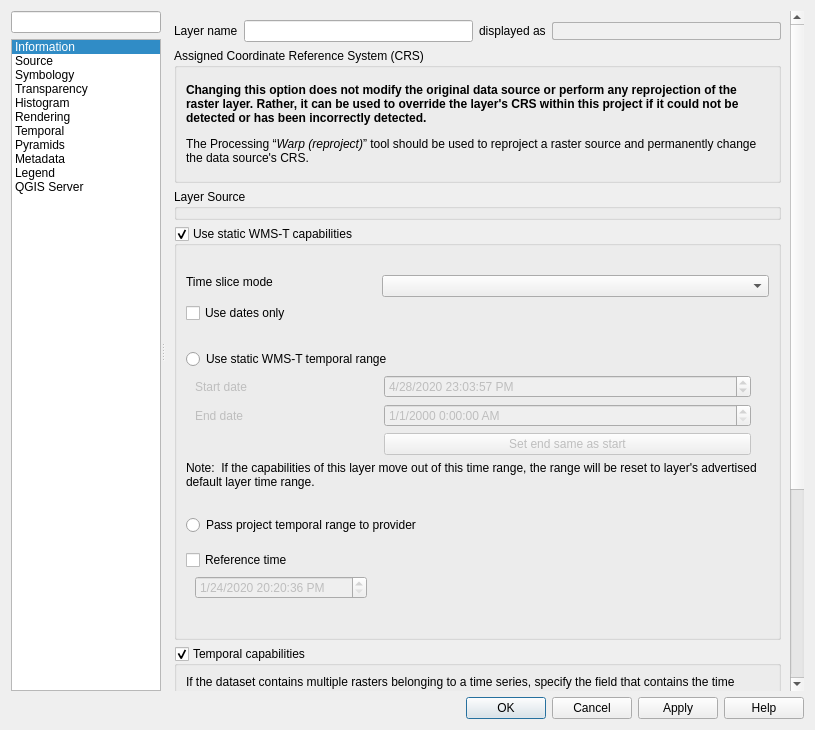
Above: src/ui/qgsrasterlayerpropertiesbase.ui from qgis/QGIS before the change. Below: the same form after it.
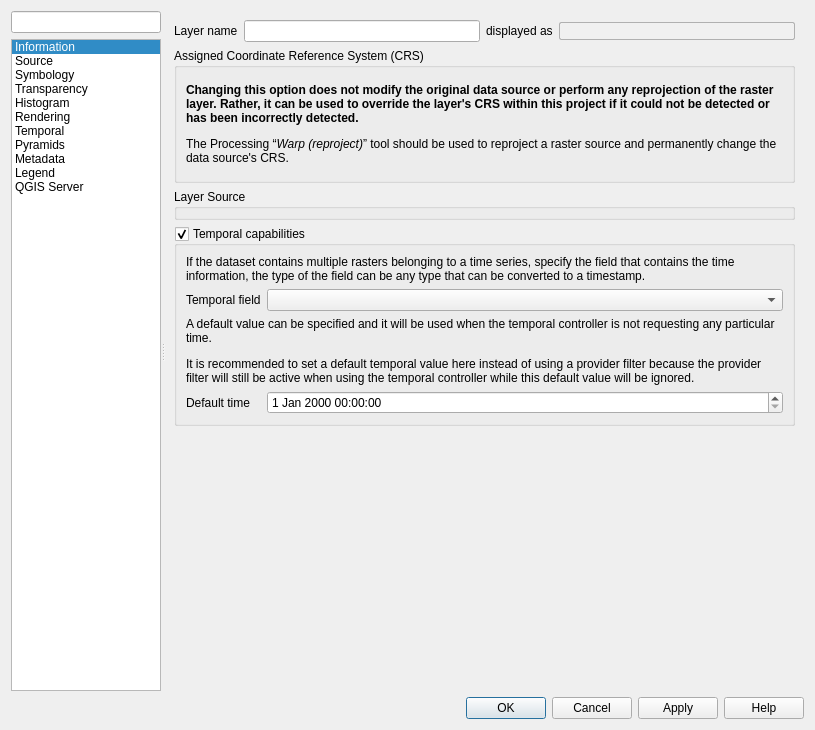
That is the form after the change. Icons and pictures are not drawn. Custom widgets are drawn as their Qt base class.

Commit message:
Move WMS-T specific temporal settings out of QgsRasterLayerProperties and into a temporal subcomponent widget which is created by the wms provider gui metadata
Keeps things much cleaner, and removes a whole bunch of provider
specific logic which doesn't belong in a generic class

What changed in the file:
```diff
--- a/src/ui/qgsrasterlayerpropertiesbase.ui
+++ b/src/ui/qgsrasterlayerpropertiesbase.ui
@@ -302,8 +302,8 @@
                <rect>
                 <x>0</x>
                 <y>0</y>
-                <width>629</width>
-                <height>1109</height>
+                <width>643</width>
+                <height>679</height>
                </rect>
               </property>
               <layout class="QVBoxLayout" name="verticalLayout_7">
@@ -396,262 +396,6 @@
                  </property>
                 </widget>
                </item>
-               <item>
-                <widget class="QGroupBox" name="mWmstGroup">
-                 <property name="enabled">
-                  <bool>true</bool>
-                 </property>
-                 <property name="title">
-                  <string>Use static WMS-T capabilities</string>
-                 </property>
-                 <property name="checkable">
-                  <bool>true</bool>
-                 </property>
-                 <property name="checked">
-                  <bool>true</bool>
-                 </property>
-                 <layout class="QGridLayout" name="gridLayout_15">
-                  <item row="0" column="0" colspan="3">
-                   <widget class="QLabel" name="mLabel">
-                    <property name="text">
-                     <string/>
-                    </property>
-                    <property name="wordWrap">
-                     <bool>true</bool>
-                    </property>
-                   </widget>
-                  </item>
-                  <item row="1" column="1" rowspan="2" colspan="2">
-                   <widget class="QComboBox" name="mFetchModeComboBox"/>
-                  </item>
-                  <item row="3" column="0">
-                   <widget class="QCheckBox" name="mDisableTime">
-                    <property name="text">
-                     <string>Use dates only</string>
-                    </property>
-                   </widget>
-                  </item>
-                  <item row="1" column="0">
-                   <widget class="QLabel" name="label_16">
-                    <property name="text">
-                     <string>Time slice mode</string>
-                    </property>
-                   </widget>
-                  </item>
-                  <item row="8" column="0">
-                   <widget class="QFrame" name="mWmstReferenceTimeFrame">
-                    <property name="enabled">
-                     <bool>false</bool>
-                    </property>
-                    <property name="frameShape">
-                     <enum>QFrame::NoFrame</enum>
-                    </property>
-                    <property name="frameShadow">
-                     <enum>QFrame::Raised</enum>
-                    </property>
-                    <layout class="QGridLayout" name="gridLayout_17">
-                     <property name="topMargin">
-                      <number>0</number>
-                     </property>
-                     <item row="1" column="0">
-                      <widget class="QLabel" name="mReferenceTimeLabel">
-                       <property name="text">
-                        <string/>
-                       </property>
-                      </widget>
-                     </item>
-                     <item row="0" column="0">
-                      <widget class="QgsDateTimeEdit" name="mReferenceDateTimeEdit">
-                       <property name="dateTime">
-                        <datetime>
-                         <hour>20</hour>
-                         <minute>20</minute>
-                         <second>36</second>
-                         <year>2020</year>
-                         <month>1</month>
-                         <day>24</day>
-                        </datetime>
-                       </property>
-                       <property name="date">
-                        <date>
-                         <year>2020</year>
-                         <month>1</month>
-                         <day>24</day>
-                        </date>
-                       </property>
-                       <property name="currentSection">
-                        <enum>QDateTimeEdit::MonthSection</enum>
-                       </property>
-                       <property name="displayFormat">
-                        <string>M/d/yyyy H:mm:ss AP</string>
-                       </property>
-                       <property name="calendarPopup">
-                        <bool>false</bool>
-                       </property>
-                       <property name="timeSpec">
-                        <enum>Qt::UTC</enum>
-                       </property>
-                       <property name="allowNull" stdset="0">
-                        <bool>false</bool>
-                       </property>
-                      </widget>
-                     </item>
-                    </layout>
-                   </widget>
-                  </item>
-                  <item row="4" column="0" colspan="3">
-                   <widget class="QLabel" name="mWmstOptionsLabel">
-                    <property name="text">
-                     <string/>
-                    </property>
-                    <property name="wordWrap">
-                     <bool>true</bool>
-                    </property>
-                   </widget>
-                  </item>
-                  <item row="7" column="0">
-                   <widget class="QCheckBox" name="mReferenceTime">
-                    <property name="text">
-                     <string>Reference time</string>
-                    </property>
-                   </widget>
-                  </item>
-                  <item row="5" column="0" colspan="3">
-                   <widget class="QFrame" name="mWmstOptions">
-                    <property name="frameShape">
-                     <enum>QFrame::NoFrame</enum>
-                    </property>
-                    <property name="frameShadow">
-                     <enum>QFrame::Raised</enum>
-                    </property>
-                    <layout class="QVBoxLayout" name="verticalLayout_22">
-                     <property name="leftMargin">
-                      <number>0</number>
-                     </property>
-                     <property name="topMargin">
-                      <number>0</number>
-                     </property>
-                     <item>
-                      <widget class="QRadioButton" name="mStaticTemporalRange">
-                       <property name="text">
-                        <string>Use static WMS-T temporal range</string>
-                       </property>
-                      </widget>
-                     </item>
-                     <item>
-                      <widget class="QFrame" name="mStaticWmstFrame">
-                       <property name="enabled">
-                        <bool>false</bool>
-                       </property>
-                       <property name="frameShape">
-                        <enum>QFrame::NoFrame</enum>
-                       </property>
-                       <property name="frameShadow">
-                        <enum>QFrame::Raised</enum>
-                       </property>
-                       <layout class="QGridLayout" name="gridLayout_16">
-                        <property name="topMargin">
-                         <number>0</number>
-                        </property>
-                        <property name="bottomMargin">
-                         <number>0</number>
-                        </property>
-                        <item row="2" column="1" colspan="2">
-                         <widget class="QPushButton" name="mSetEndAsStartStaticButton">
-                          <property name="text">
-                           <string>Set end same as start</string>
-                          </property>
-                         </widget>
-                        </item>
-                        <item row="0" column="0">
-                         <widget class="QLabel" name="label_13">
-                          <property name="text">
-                           <string>Start date</string>
-                          </property>
-                         </widget>
-                        </item>
-                        <item row="1" column="1" colspan="2">
-                         <widget class="QgsDateTimeEdit" name="mEndStaticDateTimeEdit">
-                          <property name="displayFormat">
-                           <string>M/d/yyyy H:mm:ss AP</string>
-                          </property>
-                          <property name="timeSpec">
-                           <enum>Qt::UTC</enum>
-                          </property>
-                          <property name="allowNull" stdset="0">
-                           <bool>false</bool>
-                          </property>
-                         </widget>
-                        </item>
-                        <item row="1" column="0">
-                         <widget class="QLabel" name="label_4">
-                          <property name="text">
-                           <string>End date</string>
-                          </property>
-                         </widget>
-                        </item>
-                        <item row="0" column="1" colspan="2">
-                         <widget class="QgsDateTimeEdit" name="mStartStaticDateTimeEdit">
-                          <property name="dateTime">
-                           <datetime>
-                            <hour>23</hour>
-                            <minute>3</minute>
-                            <second>57</second>
-                            <year>2020</year>
-                            <month>4</month>
-                            <day>28</day>
-                           </datetime>
-                          </property>
-                          <property name="currentSection">
-                           <enum>QDateTimeEdit::MonthSection</enum>
-                          </property>
-                          <property name="displayFormat">
-                           <string>M/d/yyyy H:mm:ss AP</string>
-                          </property>
-                          <property name="timeSpec">
-                           <enum>Qt::UTC</enum>
-                          </property>
-                          <property name="allowNull" stdset="0">
-                           <bool>false</bool>
-                          </property>
-                         </widget>
-                        </item>
-                       </layout>
-                      </widget>
-                     </item>
-                     <item>
-                      <widget class="QLabel" name="label_10">
-                       <property name="text">
-                        <string>Note:  If the capabilities of this layer move out of this time range, the range will be reset to layer's advertised  default layer time range.</string>
-                       </property>
-                       <property name="wordWrap">
-                        <bool>true</bool>
-                       </property>
-                      </widget>
-                     </item>
-                     <item>
-                      <widget class="QLabel" name="mProjectTemporalRangeLabel">
-                       <property name="text">
-                        <string/>
-                       </property>
-                       <property name="wordWrap">
-                        <bool>true</bool>
-                       </property>
-                      </widget>
-                     </item>
-                     <item>
-                      <widget class="QRadioButton" name="mProjectTemporalRange">
-                       <property name="text">
-                        <string>Pass project temporal range to provider</string>
-                       </property>
-                      </widget>
-                     </item>
-                    </layout>
-                   </widget>
-                  </item>
-                 </layout>
-                </widget>
-               </item>
                <item>
                 <widget class="QGroupBox" name="mPostgresRasterTemporalGroup">
                  <property name="title">
@@ -2548,6 +2292,11 @@
   </layout>
  </widget>
  <customwidgets>
+  <customwidget>
+   <class>QgsDoubleSpinBox</class>
+   <extends>QDoubleSpinBox</extends>
+   <header>qgsdoublespinbox.h</header>
+  </customwidget>
   <customwidget>
    <class>QgsCollapsibleGroupBox</class>
    <extends>QGroupBox</extends>
@@ -2559,11 +2308,6 @@
    <extends>QSpinBox</extends>
    <header>qgsspinbox.h</header>
   </customwidget>
-  <customwidget>
-   <class>QgsDoubleSpinBox</class>
-   <extends>QDoubleSpinBox</extends>
-   <header>qgsdoublespinbox.h</header>
-  </customwidget>
   <customwidget>
    <class>QgsFilterLineEdit</class>
    <extends>QLineEdit</extends>
```
Left out of the diff: 30 changed lines with no effect on the pictures. The commit also changes 10 other files.
